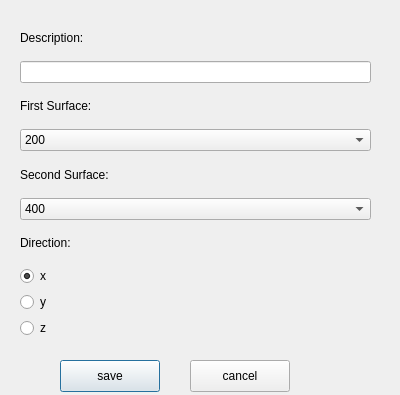
This is peraligndialog.ui in Randi-f/NekMeshUI as Qt 5 draws it before an edit. The edited form follows.
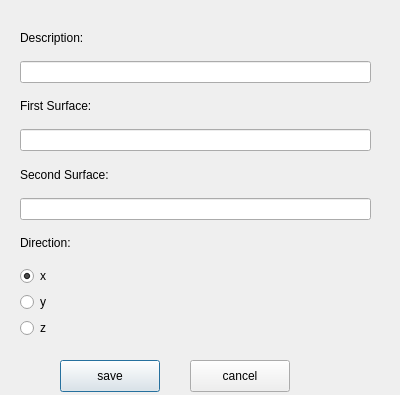
This is the edited form.

What changed in the file:
```diff
--- a/peraligndialog.ui
+++ b/peraligndialog.ui
@@ -41,13 +41,7 @@
      </widget>
     </item>
     <item>
-     <widget class="QComboBox" name="comboBox">
-      <item>
-       <property name="text">
-        <string>200</string>
-       </property>
-      </item>
-     </widget>
+     <widget class="QLineEdit" name="lineSurf1"/>
     </item>
     <item>
      <widget class="QLabel" name="label_3">
@@ -57,13 +51,7 @@
      </widget>
     </item>
     <item>
-     <widget class="QComboBox" name="comboBox_2">
-      <item>
-       <property name="text">
-        <string>400</string>
-       </property>
-      </item>
-     </widget>
+     <widget class="QLineEdit" name="lineSurf2"/>
     </item>
     <item>
      <widget class="QLabel" name="label_4">
```
